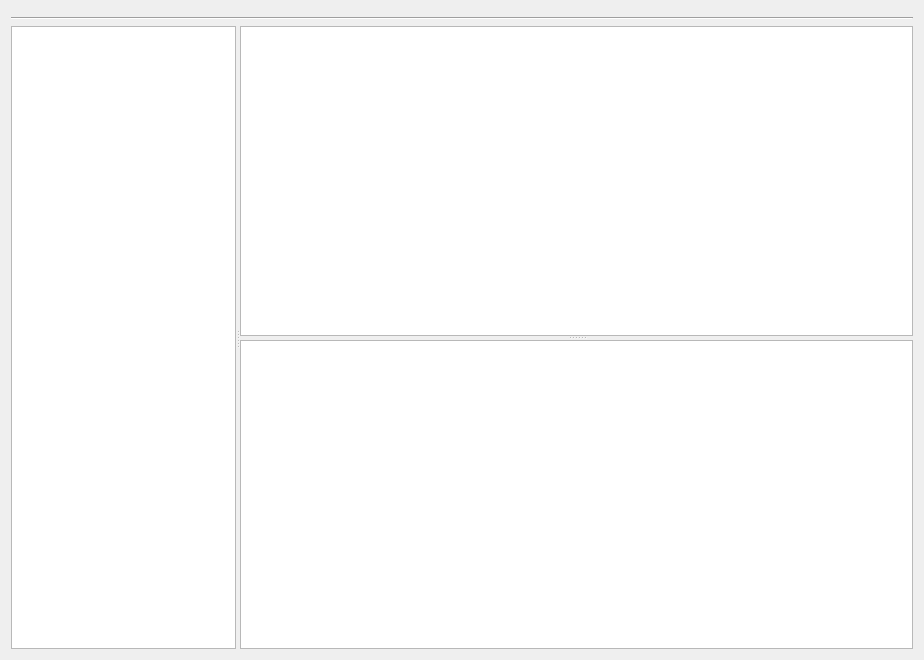
Above: superscore/ui/nestable_page.ui from pcdshub/superscore before the change. Below: the same form after it.
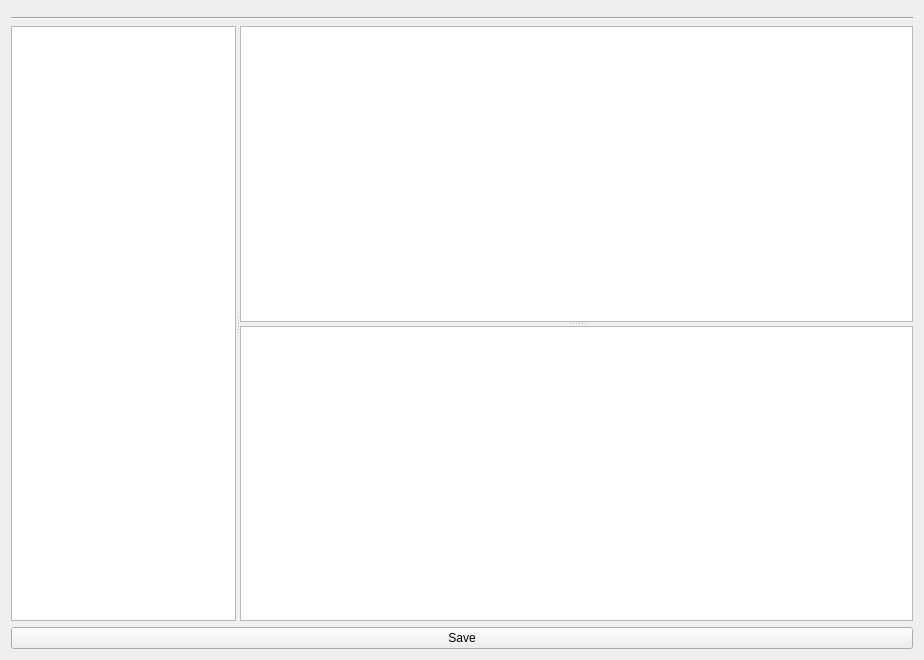
That is the form after the change. Custom widgets are drawn as their Qt base class.

Commit message: MNT: add save button and change tracking

```diff
--- a/superscore/ui/nestable_page.ui
+++ b/superscore/ui/nestable_page.ui
@@ -65,6 +65,13 @@
      </widget>
     </widget>
    </item>
+   <item>
+    <widget class="QPushButton" name="save_button">
+     <property name="text">
+      <string>Save</string>
+     </property>
+    </widget>
+   </item>
   </layout>
  </widget>
  <customwidgets>
```
The commit also changes 3 other files.
